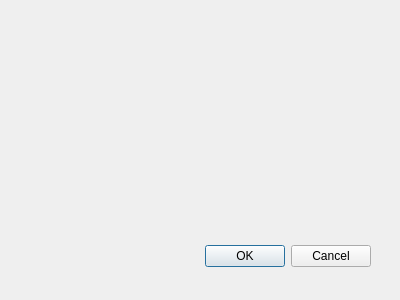
This is homework/mav_gui.ui in eee13/mav as Qt 5 draws it before an edit. The edited form follows.
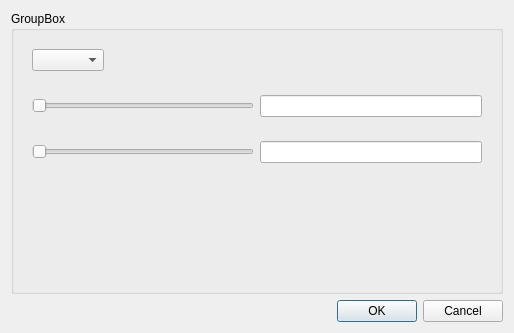
This is the edited form.

Commit message: Add: First pass GUI. Timer example.

Diff of the .ui file:
```diff
--- a/homework/mav_gui.ui
+++ b/homework/mav_gui.ui
@@ -6,29 +6,101 @@
    <rect>
     <x>0</x>
     <y>0</y>
-    <width>400</width>
-    <height>300</height>
+    <width>514</width>
+    <height>333</height>
    </rect>
   </property>
   <property name="windowTitle">
    <string>Dialog</string>
   </property>
-  <widget class="QDialogButtonBox" name="buttonBox">
-   <property name="geometry">
-    <rect>
-     <x>30</x>
-     <y>240</y>
-     <width>341</width>
-     <height>32</height>
-    </rect>
-   </property>
-   <property name="orientation">
-    <enum>Qt::Horizontal</enum>
-   </property>
-   <property name="standardButtons">
-    <set>QDialogButtonBox::Cancel|QDialogButtonBox::Ok</set>
-   </property>
-  </widget>
+  <layout class="QVBoxLayout" name="verticalLayout">
+   <item>
+    <widget class="QGroupBox" name="groupBox">
+     <property name="title">
+      <string>GroupBox</string>
+     </property>
+     <layout class="QVBoxLayout" name="verticalLayout_2">
+      <item>
+       <widget class="QWidget" name="widget_3" native="true">
+        <layout class="QHBoxLayout" name="horizontalLayout_3">
+         <item>
+          <widget class="QComboBox" name="cbSelectedMav"/>
+         </item>
+         <item>
+          <spacer name="horizontalSpacer">
+           <property name="orientation">
+            <enum>Qt::Horizontal</enum>
+           </property>
+           <property name="sizeHint" stdset="0">
+            <size>
+             <width>365</width>
+             <height>20</height>
+            </size>
+           </property>
+          </spacer>
+         </item>
+        </layout>
+       </widget>
+      </item>
+      <item>
+       <widget class="QWidget" name="widget" native="true">
+        <layout class="QHBoxLayout" name="horizontalLayout">
+         <item>
+          <widget class="QSlider" name="hsChargeTime">
+           <property name="orientation">
+            <enum>Qt::Horizontal</enum>
+           </property>
+          </widget>
+         </item>
+         <item>
+          <widget class="QLineEdit" name="leChargeTime"/>
+         </item>
+        </layout>
+       </widget>
+      </item>
+      <item>
+       <widget class="QWidget" name="widget_2" native="true">
+        <layout class="QHBoxLayout" name="horizontalLayout_2">
+         <item>
+          <widget class="QSlider" name="hsFlyTime">
+           <property name="orientation">
+            <enum>Qt::Horizontal</enum>
+           </property>
+          </widget>
+         </item>
+         <item>
+          <widget class="QLineEdit" name="leFlyTime"/>
+         </item>
+        </layout>
+       </widget>
+      </item>
+      <item>
+       <spacer name="verticalSpacer">
+        <property name="orientation">
+         <enum>Qt::Vertical</enum>
+        </property>
+        <property name="sizeHint" stdset="0">
+         <size>
+          <width>20</width>
+          <height>40</height>
+         </size>
+        </property>
+       </spacer>
+      </item>
+     </layout>
+    </widget>
+   </item>
+   <item>
+    <widget class="QDialogButtonBox" name="buttonBox">
+     <property name="orientation">
+      <enum>Qt::Horizontal</enum>
+     </property>
+     <property name="standardButtons">
+      <set>QDialogButtonBox::Cancel|QDialogButtonBox::Ok</set>
+     </property>
+    </widget>
+   </item>
+  </layout>
  </widget>
  <resources/>
  <connections>
```
Left out of the diff: 32 changed lines with no effect on the pictures. The commit also changes 1 other file.
